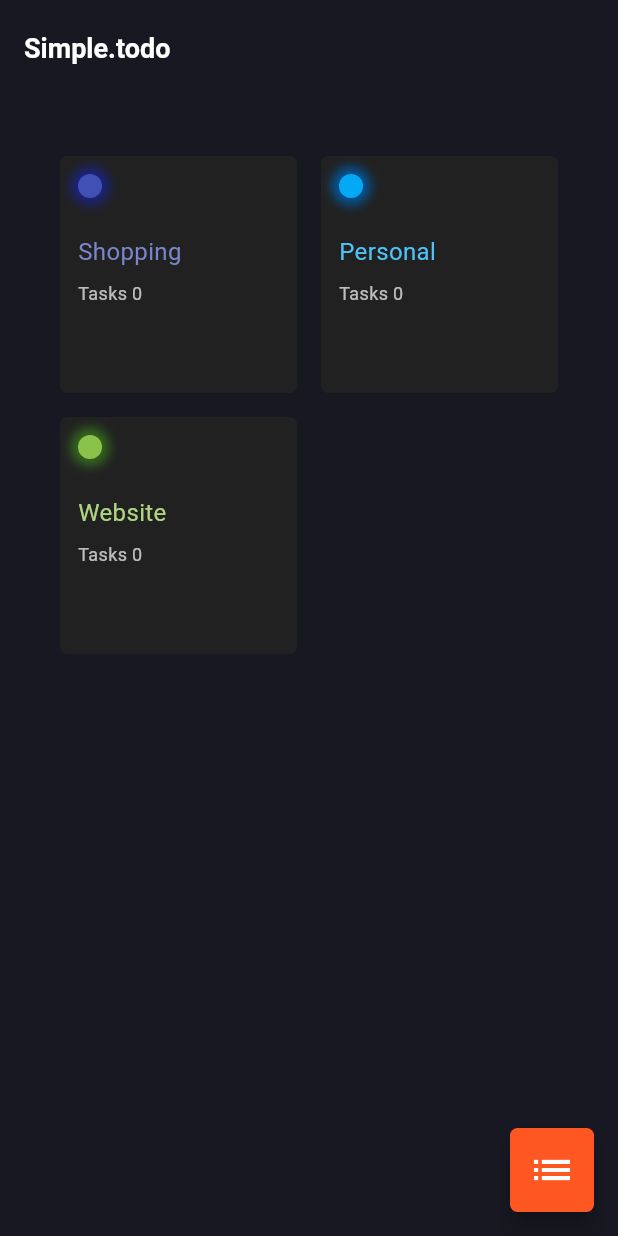
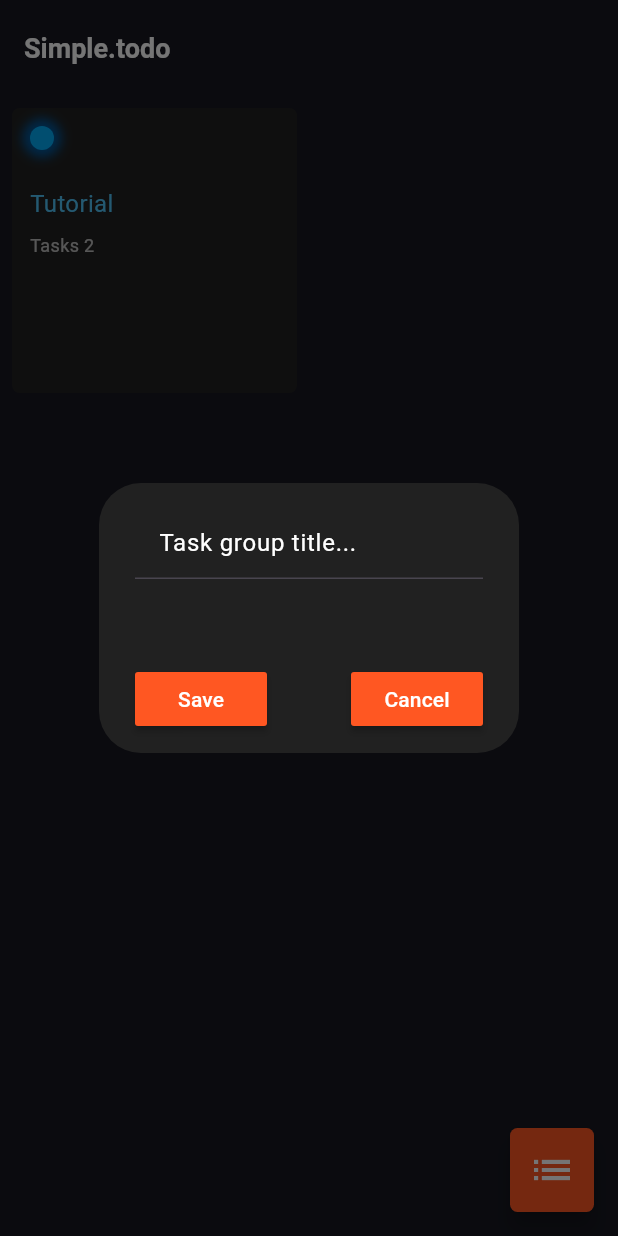
Before and after one commit to KelvinatorWas/ToDoApp-Flutter, a Flutter app: the screen it shows after launch, after a tap on the "list" icon, on a phone screen of 412 x 824 dp. Run offline on Flutter 3.47's test engine with Material 3 defaults, Android fonts, the phone set to English and light mode, and no system bars; our stand-ins replace flutter_slidable, hive, hive_flutter; accounts and stored records are empty.

Commit message:
can now add new TaskGroups

```diff
--- a/lib/data/db.dart
+++ b/lib/data/db.dart
@@ -1,37 +1,65 @@
 import 'package:hive_flutter/hive_flutter.dart';
 
 class ToDoDataBase {
-  // data list of tasks
-
   Map<String, List<dynamic>> taskGroups = {};
   final Box toDoBox = Hive.box('toDoBox');
 
   void initalTaskGroupData(String group) {
     taskGroups[group] = [
-      ["Slide me to right to edit me!",  false],
-      ["Slide me to left to delete me!", false],
+      ["Tutorial"],
+      [
+        ["Slide me to right to edit me!", false],
+        ["Slide me to left to delete me!", false],
+      ]
+    ];
+  }
+
+  void firstLaunchInitData() {
+    taskGroups["Tutorial"] = [
+      ["Tutorial"],
+      [
+        ["Slide me to right to edit me!", false],
+        ["Slide me to left to delete me!", false],
+      ]
     ];
   }
 
   void loadTaskGroupData(String group) {
     var data = toDoBox.get(group);
     if (data != null) taskGroups[group] = data;
-    if (data == null) initalTaskGroupData(group);
+    //if (data == null) initalTaskGroupData(group);
   }
 
-  void saveTaskGroupData (String group) {
+  void saveTaskGroupData(String group) {
     toDoBox.put(group, taskGroups[group]);
   }
 
-  void loadAllTaskData() {
+  void loadAllTaskGroupData() {
     var data = toDoBox.keys;
+
+    if (data.isEmpty) {
+      firstLaunchInitData();
+      return;
+    }
+
     for (String key in data) {
       taskGroups[key] = toDoBox.get(key);
     }
   }
 
+  void saveAllTaskGroupData() {
+    Iterable<String> data = taskGroups.keys;
+
+    for (String key in data) {
+      toDoBox.put(key, taskGroups[key]);
+    }
+  }
+
+  int getTaskGroupsCount() => taskGroups.length;
+  String getTaskGroupTitle(String key) => taskGroups[key]?[0][0];
+
   int lenghtOfGroup(String group) {
-    var data = taskGroups[group];
+    var data = taskGroups[group]?[1];
     if (data == null) return 0;
     return data.length;
   }
--- a/lib/main.dart
+++ b/lib/main.dart
@@ -16,8 +16,15 @@ class TodoApp extends StatelessWidget {
   Widget build(BuildContext context) {
     return MaterialApp(
       debugShowCheckedModeBanner: false,
+      title: "simple.todo",
       home: const Home(),
-      theme: ThemeData(appBarTheme: const AppBarTheme( backgroundColor: Colors.transparent)),
+      theme: ThemeData(
+        appBarTheme: const AppBarTheme(backgroundColor: Colors.transparent),
+        // inputDecorationTheme: const InputDecorationTheme(
+        //   labelStyle: TextStyle(color: Colors.black),
+        //   hintStyle: TextStyle(color: Colors.black),
+        // ),
+      ),
     );
   }
 }
--- a/lib/pages/home.dart
+++ b/lib/pages/home.dart
@@ -1,5 +1,6 @@
 import 'package:ToDo/data/db.dart';
 import 'package:ToDo/util/task_group.dart';
+import 'package:ToDo/util/task_group_dialog.dart';
 import 'package:flutter/material.dart';
 import 'package:hive/hive.dart';
 
@@ -13,14 +14,16 @@ class Home extends StatefulWidget {
 
 class _HomeState extends State<Home> {
 
+  ToDoDataBase db = ToDoDataBase();
   List<Widget> taskGroups = [];
+
+  TextEditingController taskGroupTitleManager = TextEditingController();
 
   @override
   void initState() {
     // tasks database
     Hive.box('toDoBox');
-    ToDoDataBase db = ToDoDataBase();
-    db.loadAllTaskData();
+    db.loadAllTaskGroupData();
 
     taskGroups = [
       TaskGroup(markerColor: Colors.indigo, title: "Shopping", db: db,),
@@ -30,7 +33,6 @@ class _HomeState extends State<Home> {
 
     super.initState();
   }
-
 
   @override
   Widget build(BuildContext context) {
@@ -59,25 +61,58 @@ class _HomeState extends State<Home> {
     );
   }
 
+  void closeTaskGroupDialog() {
+    Navigator.of(context).pop();
+    taskGroupTitleManager.clear();
+  }
+
+  void onSave() {
+    setState(() {
+      if (taskGroupTitleManager.text.isEmpty) return;
+      db.taskGroups[taskGroupTitleManager.text] = [
+        [taskGroupTitleManager.text],[]
+      ];
+    });
+    db.saveAllTaskGroupData();
+    closeTaskGroupDialog();
+  }
+
+  void createNewTaskGroup() {
+    showDialog(
+      context: context,
+      builder: (context) => TaskGroupDialog(
+        controller: taskGroupTitleManager,
+        onSave: onSave,
+        onCancel: closeTaskGroupDialog
+      )
+    );
+  }
+
   FloatingActionButton homeFloatingActionButton() {
     return FloatingActionButton(
-        onPressed: () {},
+      onPressed: createNewTaskGroup,
       backgroundColor: Colors.deepOrange,
       shape: RoundedRectangleBorder(borderRadius: BorderRadius.circular(5)),
       child: const Icon(
         Icons.list,
         color: Colors.white,
         size: 32.0,
-        ));
+      )
+    );
   }
 
   GridView hasTaskGroup() {
-    return GridView.count(
-      crossAxisCount: 2,
-      padding: const EdgeInsets.all(32.0),
-      children: [ ...taskGroups],
+    List<String> keys = db.taskGroups.keys.toList();
+
+    return GridView.builder(
+      gridDelegate: const SliverGridDelegateWithFixedCrossAxisCount(crossAxisCount: 2),
+      itemCount: db.getTaskGroupsCount(),
+      itemBuilder: (context, index) {
+        return TaskGroup(title: db.getTaskGroupTitle(keys[index]), markerColor: Colors.lightBlue, db: db);
+      }
     );
   }
+
 
   Row homeHasNoTaskGroups() {
     return const Row(
--- /dev/null
+++ b/lib/util/task_group_dialog.dart
@@ -0,0 +1,71 @@
+import 'package:flutter/material.dart';
+import 'package:ToDo/util/button.dart';
+
+class TaskGroupDialog extends StatefulWidget {
+
+  final TextEditingController controller;
+  final VoidCallback onSave;
+  final VoidCallback onCancel;
+
+  const TaskGroupDialog(
+    {
+      super.key,
+      required this.controller,
+      required this.onSave,
+      required this.onCancel,
+    }
+  );
+
+  @override
+  State<TaskGroupDialog> createState() => _TaskGroupDialogState();
+}
+
+class _TaskGroupDialogState extends State<TaskGroupDialog> {
+  TextField taskGroupDialogInputField() {
+    return TextField(
+      style: const TextStyle(color: Colors.white),
+      decoration: InputDecoration(
+        hintText: "Task group title...",
+        hintStyle: const TextStyle(color: Colors.white),
+        filled: true,
+        fillColor: Colors.grey.shade900,
+      ),
+      controller: widget.controller,
+    );
+  }
+
+  Row taskGroupDialogSaveCancelButtons() {
+    return Row(
+      mainAxisAlignment: MainAxisAlignment.spaceBetween,
+      children: [
+        Button(label: "Save", onPressed: widget.onSave),
+        Button(label: "Cancel", onPressed: widget.onCancel),
+      ],
+    );
+  }
+
+  Column taskGroupDialogUi() {
+    return Column(
+     children: [
+        taskGroupDialogInputField(),
+        const Padding(padding: EdgeInsets.all(28)),
+        taskGroupDialogSaveCancelButtons()
+     ],
+    );
+  }
+
+  SizedBox taskGroupDialogContainer() {
+    return SizedBox(
+      height: 140,
+      child: taskGroupDialogUi()
+    );
+  }
+
+  @override
+  Widget build(BuildContext context) {
+    return AlertDialog(
+      backgroundColor: Colors.grey.shade900,
+      content: taskGroupDialogContainer(),
+    );
+  }
+}
```
Also changed, not shown: lib/pages/task_group_page.dart (+9 -10 lines). Lines whose indentation alone changed are shown as unchanged.
